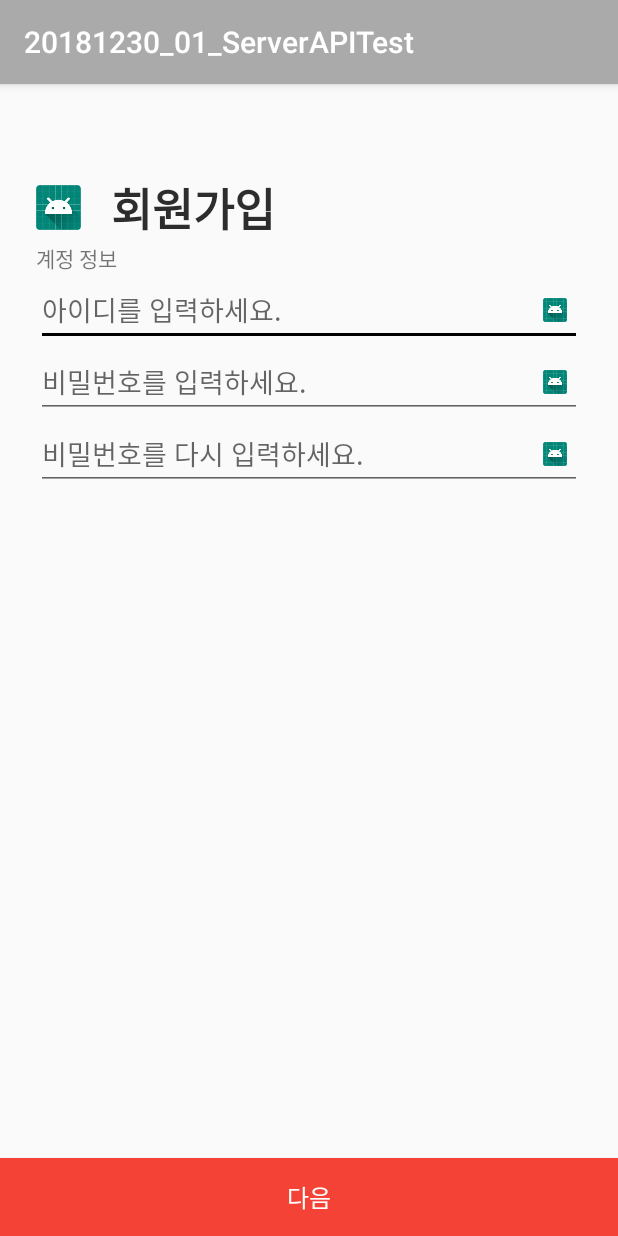
After one commit to mmacarons/20181230_01_ServerAPITest, an Android app: the SignUpActivity screen opened directly, with no data from a screen before it, on a phone screen of 412 x 824 dp. The commit adds this screen. Run offline under Robolectric (Android 15) with nearby library versions, the phone set to English and light mode, and no system bars.

Commit message:
회원가입 화면 초안 그림

```diff
--- a/app/src/main/AndroidManifest.xml
+++ b/app/src/main/AndroidManifest.xml
@@ -18,6 +18,7 @@
                 <category android:name="android.intent.category.LAUNCHER" />
             </intent-filter>
         </activity>
+        <activity android:name=".SignUpActivity"></activity>
     </application>
 
 </manifest>
--- a/app/src/main/java/kr/tjit/a20181230_01_serverapitest/MainActivity.java
+++ b/app/src/main/java/kr/tjit/a20181230_01_serverapitest/MainActivity.java
@@ -84,6 +84,8 @@ public class MainActivity extends BaseActivity {
             }
         });
 
+
+
     }
 
     @Override
--- /dev/null
+++ b/app/src/main/java/kr/tjit/a20181230_01_serverapitest/SignUpActivity.java
@@ -0,0 +1,31 @@
+package kr.tjit.a20181230_01_serverapitest;
+
+import android.support.v7.app.AppCompatActivity;
+import android.os.Bundle;
+
+public class SignUpActivity extends BaseActivity {
+
+    @Override
+    protected void onCreate(Bundle savedInstanceState) {
+        super.onCreate(savedInstanceState);
+        setContentView(R.layout.activity_sign_up);
+        bindViews();
+        setupEvents();
+        setValues();
+    }
+
+    @Override
+    public void setupEvents() {
+
+    }
+
+    @Override
+    public void setValues() {
+
+    }
+
+    @Override
+    public void bindViews() {
+
+    }
+}
--- /dev/null
+++ b/app/src/main/res/layout/activity_sign_up.xml
@@ -0,0 +1,121 @@
+<?xml version="1.0" encoding="utf-8"?>
+<LinearLayout xmlns:android="http://schemas.android.com/apk/res/android"
+    xmlns:app="http://schemas.android.com/apk/res-auto"
+    xmlns:tools="http://schemas.android.com/tools"
+    android:layout_width="match_parent"
+    android:layout_height="match_parent"
+    android:orientation="vertical"
+    tools:context=".SignUpActivity">
+
+    <LinearLayout
+        android:layout_width="match_parent"
+        android:layout_height="wrap_content"
+        android:orientation="vertical"
+        android:paddingLeft="24dp"
+        android:paddingRight="24dp">
+
+        <LinearLayout
+            android:layout_marginTop="60dp"
+            android:layout_width="match_parent"
+            android:layout_height="wrap_content"
+            android:orientation="horizontal"
+            android:gravity="center_vertical">
+
+            <ImageView
+                android:layout_width="30dp"
+                android:layout_height="30dp"
+                android:src="@mipmap/ic_launcher"/>
+
+            <TextView
+                android:layout_marginLeft="20dp"
+                android:layout_width="wrap_content"
+                android:layout_height="wrap_content"
+                android:text="회원가입"
+                android:textSize="30sp"
+                android:textColor="@color/blackTwo"
+                android:textStyle="bold"/>
+
+        </LinearLayout>
+
+        <TextView
+            android:layout_width="wrap_content"
+            android:layout_height="wrap_content"
+            android:text="계정 정보"/>
+
+        <FrameLayout
+
+            android:layout_width="match_parent"
+            android:layout_height="wrap_content">
+
+            <EditText
+                android:layout_width="match_parent"
+                android:layout_height="wrap_content"
+                android:hint="아이디를 입력하세요."
+                android:inputType="textEmailAddress"/>
+
+            <ImageView
+                android:layout_marginRight="10dp"
+                android:layout_gravity="right|center_vertical"
+                android:layout_width="16dp"
+                android:layout_height="16dp"
+                android:src="@mipmap/ic_launcher"/>
+
+        </FrameLayout>
+
+        <FrameLayout
+
+            android:layout_width="match_parent"
+            android:layout_height="wrap_content">
+
+            <EditText
+                android:layout_width="match_parent"
+                android:layout_height="wrap_content"
+                android:hint="비밀번호를 입력하세요."
+                android:inputType="textPassword"/>
+
+            <ImageView
+                android:layout_marginRight="10dp"
+                android:layout_gravity="right|center_vertical"
+                android:layout_width="16dp"
+                android:layout_height="16dp"
+                android:src="@mipmap/ic_launcher"/>
+
+        </FrameLayout>
+
+        <FrameLayout
+
+            android:layout_width="match_parent"
+            android:layout_height="wrap_content">
+
+            <EditText
+                android:layout_width="match_parent"
+                android:layout_height="wrap_content"
+                android:hint="비밀번호를 다시 입력하세요."
+                android:inputType="textPassword"/>
+
+            <ImageView
+                android:layout_marginRight="10dp"
+                android:layout_gravity="right|center_vertical"
+                android:layout_width="16dp"
+                android:layout_height="16dp"
+                android:src="@mipmap/ic_launcher"/>
+
+        </FrameLayout>
+
+    </LinearLayout>
+
+    <TextView
+        android:layout_width="wrap_content"
+        android:layout_height="0dp"
+        android:layout_weight="1"/>
+
+    <Button
+        android:layout_width="match_parent"
+        android:layout_height="52dp"
+        android:background="@color/tomato"
+        android:textColor="@color/white"
+        android:textSize="16sp"
+        android:text="다음"/>
+
+
+</LinearLayout>
--- a/app/src/main/res/values/colors.xml
+++ b/app/src/main/res/values/colors.xml
@@ -6,4 +6,5 @@
 
     <color name="blackTwo">#2D2D2D</color>
     <color name="tomato">#f44336</color>
+    <color name="white">#FFFFFF</color>
 </resources>
```
